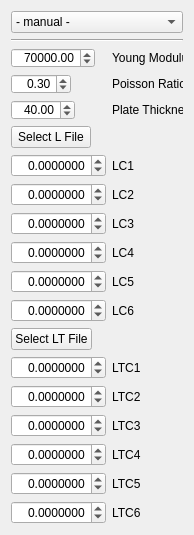
Old version of the form src/Mod/Machining_Distortion/Material.ui in the repository berndhahnebach/All_FreeCAD.
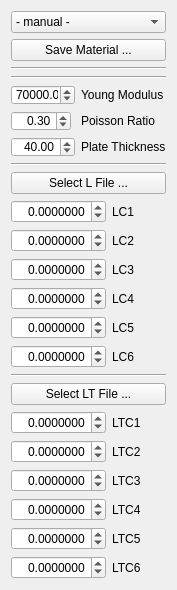
New version of the form.

Commit message: further implement Align and Material

```diff
--- a/src/Mod/Machining_Distortion/Material.ui
+++ b/src/Mod/Machining_Distortion/Material.ui
@@ -7,14 +7,14 @@
     <x>0</x>
     <y>0</y>
     <width>177</width>
-    <height>535</height>
+    <height>560</height>
    </rect>
   </property>
   <property name="windowTitle">
    <string>Form</string>
   </property>
-  <layout class="QFormLayout" name="formLayout">
-   <item row="0" column="0" colspan="2">
+  <layout class="QVBoxLayout" name="verticalLayout">
+   <item>
     <widget class="QComboBox" name="comboBox">
      <item>
       <property name="text">
@@ -23,14 +23,30 @@
      </item>
     </widget>
    </item>
-   <item row="1" column="0" colspan="2">
+   <item>
+    <widget class="QPushButton" name="pushButton_SaveMat">
+     <property name="text">
+      <string>Save Material ...</string>
+     </property>
+    </widget>
+   </item>
+   <item>
+    <widget class="Line" name="line_2">
+     <property name="orientation">
+      <enum>Qt::Horizontal</enum>
+     </property>
+    </widget>
+   </item>
+   <item>
+    <layout class="QFormLayout" name="formLayout">
+     <item row="0" column="0" colspan="2">
     <widget class="Line" name="line">
      <property name="orientation">
       <enum>Qt::Horizontal</enum>
      </property>
     </widget>
    </item>
-   <item row="2" column="0">
+     <item row="1" column="0">
     <widget class="QDoubleSpinBox" name="spinBox_young_modulus">
      <property name="sizePolicy">
       <sizepolicy hsizetype="Fixed" vsizetype="Fixed">
@@ -55,14 +71,14 @@
      </property>
     </widget>
    </item>
-   <item row="2" column="1">
+     <item row="1" column="1">
     <widget class="QLabel" name="label_6">
      <property name="text">
       <string>Young Modulus</string>
      </property>
     </widget>
    </item>
-   <item row="3" column="0">
+     <item row="2" column="0">
     <widget class="QDoubleSpinBox" name="spinBox_poisson_ratio">
      <property name="sizePolicy">
       <sizepolicy hsizetype="Fixed" vsizetype="Fixed">
@@ -87,14 +103,14 @@
      </property>
     </widget>
    </item>
-   <item row="3" column="1">
+     <item row="2" column="1">
     <widget class="QLabel" name="label_7">
      <property name="text">
       <string>Poisson Ratio</string>
      </property>
     </widget>
    </item>
-   <item row="4" column="0">
+     <item row="3" column="0">
     <widget class="QDoubleSpinBox" name="spinBox_Plate_Thickness">
      <property name="sizePolicy">
       <sizepolicy hsizetype="Fixed" vsizetype="Fixed">
@@ -122,21 +138,32 @@
      </property>
     </widget>
    </item>
-   <item row="4" column="1">
+     <item row="3" column="1">
     <widget class="QLabel" name="label_8">
      <property name="text">
       <string>Plate Thickness</string>
      </property>
     </widget>
    </item>
-   <item row="5" column="0">
+    </layout>
+   </item>
+   <item>
+    <widget class="Line" name="line_3">
+     <property name="orientation">
+      <enum>Qt::Horizontal</enum>
+     </property>
+    </widget>
+   </item>
+   <item>
     <widget class="QPushButton" name="select_L_file">
      <property name="text">
-      <string>Select L File</string>
+      <string>Select L File ...</string>
      </property>
     </widget>
    </item>
-   <item row="6" column="0">
+   <item>
+    <layout class="QFormLayout" name="formLayout_2">
+     <item row="0" column="0">
     <widget class="QDoubleSpinBox" name="lc1">
      <property name="minimumSize">
       <size>
@@ -161,14 +188,14 @@
      </property>
     </widget>
    </item>
-   <item row="6" column="1">
+     <item row="0" column="1">
     <widget class="QLabel" name="label_9">
      <property name="text">
       <string>LC1</string>
      </property>
     </widget>
    </item>
-   <item row="7" column="0">
+     <item row="1" column="0">
     <widget class="QDoubleSpinBox" name="lc2">
      <property name="minimumSize">
       <size>
@@ -193,14 +220,14 @@
      </property>
     </widget>
    </item>
-   <item row="7" column="1">
+     <item row="1" column="1">
     <widget class="QLabel" name="label_12">
      <property name="text">
       <string>LC2</string>
      </property>
     </widget>
    </item>
-   <item row="8" column="0">
+     <item row="2" column="0">
     <widget class="QDoubleSpinBox" name="lc3">
      <property name="minimumSize">
       <size>
@@ -225,14 +252,14 @@
      </property>
     </widget>
    </item>
-   <item row="8" column="1">
+     <item row="2" column="1">
     <widget class="QLabel" name="label_11">
      <property name="text">
       <string>LC3</string>
      </property>
     </widget>
    </item>
-   <item row="9" column="0">
+     <item row="3" column="0">
     <widget class="QDoubleSpinBox" name="lc4">
      <property name="minimumSize">
       <size>
@@ -257,14 +284,14 @@
      </property>
     </widget>
    </item>
-   <item row="9" column="1">
+     <item row="3" column="1">
     <widget class="QLabel" name="label_10">
      <property name="text">
       <string>LC4</string>
      </property>
     </widget>
    </item>
-   <item row="10" column="0">
+     <item row="4" column="0">
     <widget class="QDoubleSpinBox" name="lc5">
      <property name="minimumSize">
       <size>
@@ -289,14 +316,14 @@
      </property>
     </widget>
    </item>
-   <item row="10" column="1">
+     <item row="4" column="1">
     <widget class="QLabel" name="label_19">
      <property name="text">
       <string>LC5</string>
      </property>
     </widget>
    </item>
-   <item row="11" column="0">
+     <item row="5" column="0">
     <widget class="QDoubleSpinBox" name="lc6">
      <property name="minimumSize">
       <size>
@@ -321,21 +348,32 @@
      </property>
     </widget>
    </item>
-   <item row="11" column="1">
+     <item row="5" column="1">
     <widget class="QLabel" name="label_20">
      <property name="text">
       <string>LC6</string>
      </property>
     </widget>
    </item>
-   <item row="12" column="0">
+    </layout>
+   </item>
+   <item>
+    <widget class="Line" name="line_4">
+     <property name="orientation">
+      <enum>Qt::Horizontal</enum>
+     </property>
+    </widget>
+   </item>
+   <item>
     <widget class="QPushButton" name="select_LT_file">
      <property name="text">
-      <string>Select LT File</string>
+      <string>Select LT File ...</string>
      </property>
     </widget>
    </item>
-   <item row="13" column="0">
+   <item>
+    <layout class="QFormLayout" name="formLayout_3">
+     <item row="0" column="0">
     <widget class="QDoubleSpinBox" name="ltc1">
      <property name="minimumSize">
       <size>
@@ -360,14 +398,14 @@
      </property>
     </widget>
    </item>
-   <item row="13" column="1">
+     <item row="0" column="1">
     <widget class="QLabel" name="label_16">
      <property name="text">
       <string>LTC1</string>
      </property>
     </widget>
    </item>
-   <item row="14" column="0">
+     <item row="1" column="0">
     <widget class="QDoubleSpinBox" name="ltc2">
      <property name="minimumSize">
       <size>
@@ -392,14 +430,14 @@
      </property>
     </widget>
    </item>
-   <item row="14" column="1">
+     <item row="1" column="1">
     <widget class="QLabel" name="label_13">
      <property name="text">
       <string>LTC2</string>
      </property>
     </widget>
    </item>
-   <item row="15" column="0">
+     <item row="2" column="0">
     <widget class="QDoubleSpinBox" name="ltc3">
      <property name="minimumSize">
       <size>
@@ -424,14 +462,14 @@
      </property>
     </widget>
    </item>
-   <item row="15" column="1">
+     <item row="2" column="1">
     <widget class="QLabel" name="label_14">
      <property name="text">
       <string>LTC3</string>
      </property>
     </widget>
    </item>
-   <item row="16" column="0">
+     <item row="3" column="0">
     <widget class="QDoubleSpinBox" name="ltc4">
      <property name="minimumSize">
       <size>
@@ -456,14 +494,14 @@
      </property>
     </widget>
    </item>
-   <item row="16" column="1">
+     <item row="3" column="1">
     <widget class="QLabel" name="label_15">
      <property name="text">
       <string>LTC4</string>
      </property>
     </widget>
    </item>
-   <item row="17" column="0">
+     <item row="4" column="0">
     <widget class="QDoubleSpinBox" name="ltc5">
      <property name="minimumSize">
       <size>
@@ -488,14 +526,14 @@
      </property>
     </widget>
    </item>
-   <item row="17" column="1">
+     <item row="4" column="1">
     <widget class="QLabel" name="label_17">
      <property name="text">
       <string>LTC5</string>
      </property>
     </widget>
    </item>
-   <item row="18" column="0">
+     <item row="5" column="0">
     <widget class="QDoubleSpinBox" name="ltc6">
      <property name="minimumSize">
       <size>
@@ -520,12 +558,14 @@
      </property>
     </widget>
    </item>
-   <item row="18" column="1">
+     <item row="5" column="1">
     <widget class="QLabel" name="label_18">
      <property name="text">
       <string>LTC6</string>
      </property>
     </widget>
+     </item>
+    </layout>
    </item>
   </layout>
  </widget>
```
Left out of the diff: 4 changed lines with no effect on the pictures. Lines whose indentation alone changed are shown as unchanged. The commit also changes 6 other files.
